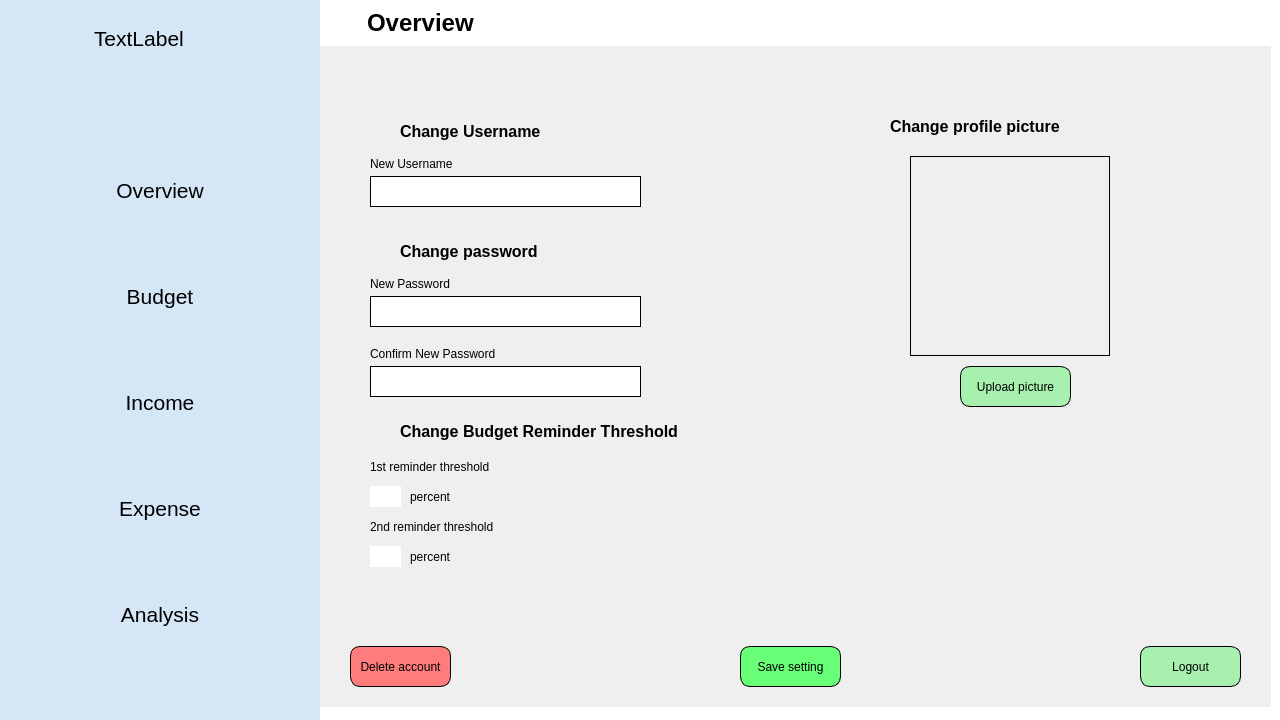
Old version of the form moneyapp/ui/raw/Mono.ui in the repository nemo984/money-app.
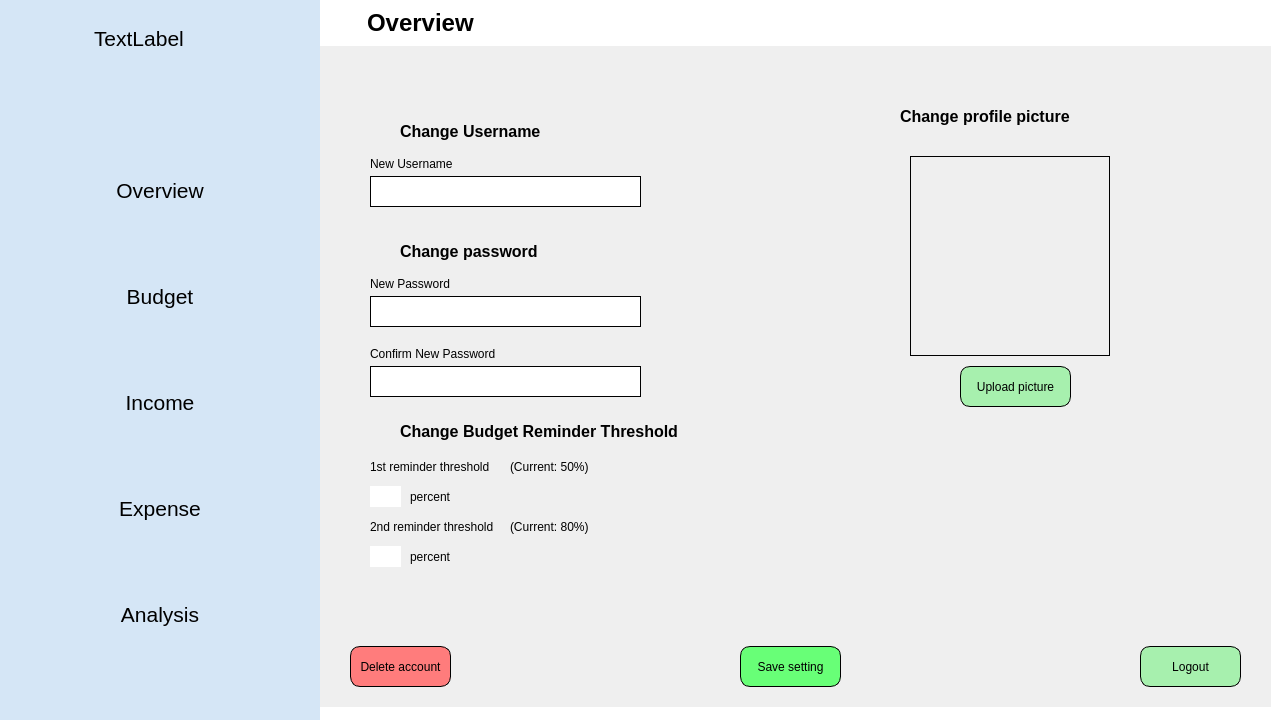
New version of the form. The open tabs and pages were chosen to show the change. Icons and pictures are not drawn.

Commit message: setting- reminder threshold

The edit to the form file:
```diff
--- a/moneyapp/ui/raw/Mono.ui
+++ b/moneyapp/ui/raw/Mono.ui
@@ -2074,8 +2074,8 @@
             <widget class="QLabel" name="label_9">
              <property name="geometry">
               <rect>
-               <x>570</x>
-               <y>60</y>
+               <x>580</x>
+               <y>50</y>
                <width>231</width>
                <height>41</height>
               </rect>
@@ -2242,7 +2242,7 @@
               <rect>
                <x>50</x>
                <y>410</y>
-               <width>221</width>
+               <width>131</width>
                <height>21</height>
               </rect>
              </property>
@@ -2269,7 +2269,7 @@
             <widget class="QLabel" name="setting_budget_warning_label">
              <property name="geometry">
               <rect>
-               <x>150</x>
+               <x>140</x>
                <y>500</y>
                <width>241</width>
                <height>21</height>
@@ -2287,7 +2287,7 @@
               <rect>
                <x>50</x>
                <y>470</y>
-               <width>221</width>
+               <width>141</width>
                <height>21</height>
               </rect>
              </property>
@@ -2324,6 +2324,48 @@
               <string>percent</string>
              </property>
             </widget>
+            <widget class="QLabel" name="setting_budget_warning_label_2">
+             <property name="geometry">
+              <rect>
+               <x>140</x>
+               <y>440</y>
+               <width>241</width>
+               <height>21</height>
+              </rect>
+             </property>
+             <property name="styleSheet">
+              <string notr="true">color: red;</string>
+             </property>
+             <property name="text">
+              <string/>
+             </property>
+            </widget>
+            <widget class="QLabel" name="current_reminder_threshold_label">
+             <property name="geometry">
+              <rect>
+               <x>190</x>
+               <y>410</y>
+               <width>101</width>
+               <height>21</height>
+              </rect>
+             </property>
+             <property name="text">
+              <string>(Current: 50%)</string>
+             </property>
+            </widget>
+            <widget class="QLabel" name="current_reminder_threshold2_label">
+             <property name="geometry">
+              <rect>
+               <x>190</x>
+               <y>470</y>
+               <width>101</width>
+               <height>21</height>
+              </rect>
+             </property>
+             <property name="text">
+              <string>(Current: 80%)</string>
+             </property>
+            </widget>
            </widget>
           </widget>
          </widget>
```
Left out of the diff: 2 changed lines with no effect on the pictures. The commit also changes 4 other files.
